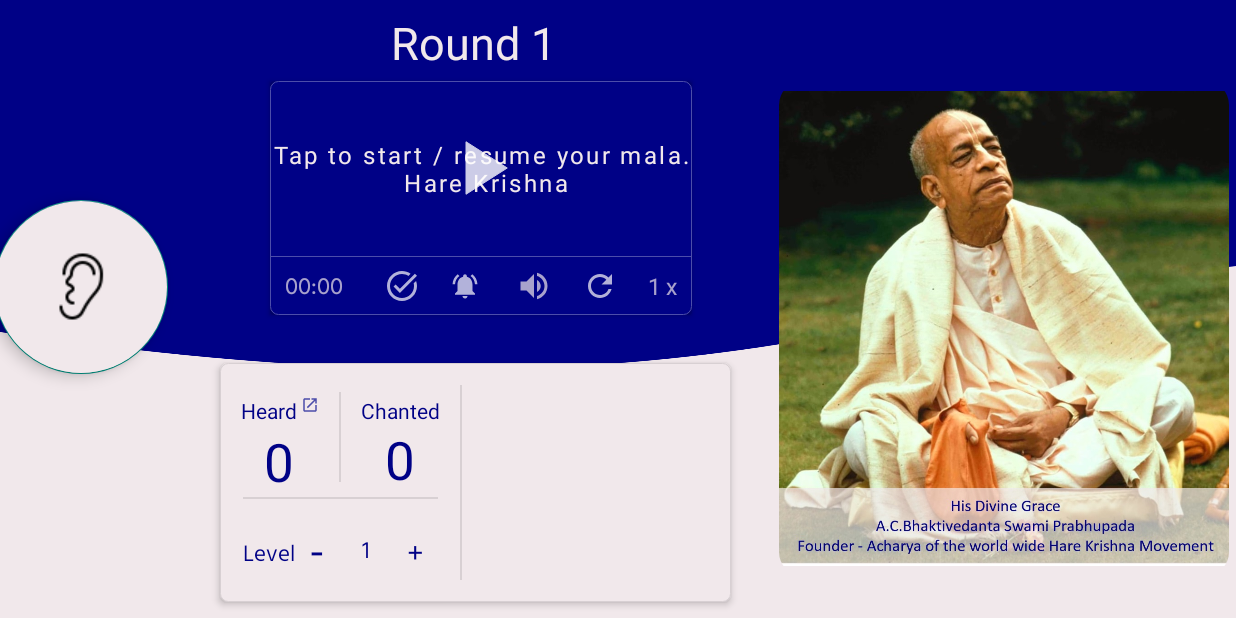
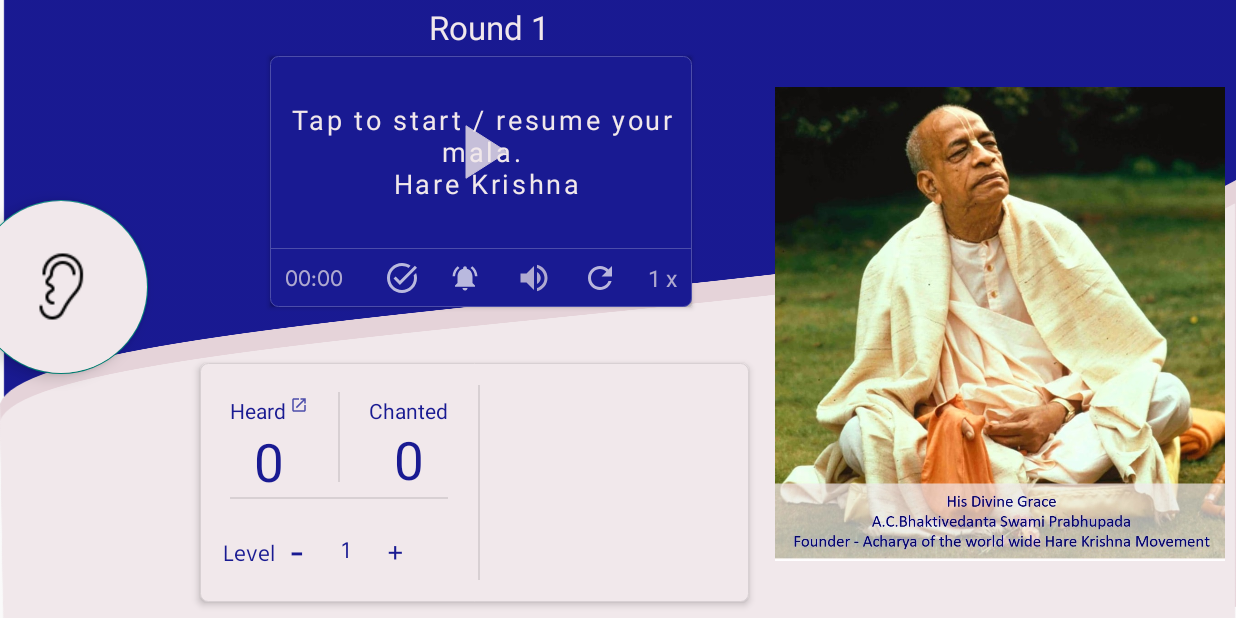
Before and after one commit to folkwhitefieldappdevelopment/chantingworkingapp, an Android app: the MainActivity screen opened directly, with no data from a screen before it, on a phone screen of 824 x 412 dp (held sideways). Run offline under Robolectric (Android 15) with nearby library versions, the phone set to English and light mode, and no system bars; our stand-ins replace sdp/ssp sizes; libraries missing offline, so code that uses them is left out: com.pierfrancescosoffritti.androidyoutubeplayer.

Commit message:
Pushing new background and other alignment and image flip logic changes

```diff
--- a/app/src/main/java/com/iskcon/folk/app/chantandhear/MainActivity.java
+++ b/app/src/main/java/com/iskcon/folk/app/chantandhear/MainActivity.java
@@ -250,6 +250,7 @@ public class MainActivity extends AppCompatActivity implements View.OnTouchListe
                     beadCountTextView.setText(String.valueOf(currentMalaBeadCount));
                     TextView textView = findViewById(R.id.hareKrishnaMahaMantraTextView);
                     textView.animate().setDuration(250).scaleX(1.1f).scaleY(1.1f).withEndAction(() -> textView.animate().scaleX(1).scaleY(1));
+                    flipperFocusSlideshowHandler.showNextFlipper();
                 } else {
                     hkMantraClickHandler.onMalaCompleted();
                 }
--- a/app/src/main/java/com/iskcon/folk/app/chantandhear/constant/ApplicationConstants.java
+++ b/app/src/main/java/com/iskcon/folk/app/chantandhear/constant/ApplicationConstants.java
@@ -8,6 +8,7 @@ public enum ApplicationConstants {
     PANCHA_TATTVA_MANTRA_SPEED(2f),
     HARE_KRISHNA_MANTRA_SINGLE_BEAD_DURATION(4021L),
     FLIP_VIEW_INTERVAL(4000),
+    FLIP_VIEW_BEAD_AFTER(2),
     NO_OF_IMAGE_VIEW_FOR_FLIPPER(42);
 
 
--- a/app/src/main/java/com/iskcon/folk/app/chantandhear/service/FlipperFocusSlideshowHandler.java
+++ b/app/src/main/java/com/iskcon/folk/app/chantandhear/service/FlipperFocusSlideshowHandler.java
@@ -34,7 +34,6 @@ public class FlipperFocusSlideshowHandler extends AbstractEventHandler {
         focusViewFlipper = getAppCompatActivity().findViewById(R.id.focusSlideshowFlipper);
         flipperViews = this.getFlipperViews();
         this.addFlipperViews();
-        focusViewFlipper.setAutoStart(true);
         focusViewFlipper.setInAnimation(AnimationUtils.loadAnimation(getAppCompatActivity(), android.R.anim.fade_in));
         focusViewFlipper.setOutAnimation(AnimationUtils.loadAnimation(getAppCompatActivity(), android.R.anim.fade_out));
     }
@@ -59,8 +58,12 @@ public class FlipperFocusSlideshowHandler extends AbstractEventHandler {
         ((ShapeableImageView)getAppCompatActivity().findViewById(R.id.spMainActivityImage)).setVisibility(ViewFlipper.INVISIBLE);
         flipInterval = flipInterval != 0 ? flipInterval : ApplicationConstants.FLIP_VIEW_INTERVAL.getConstantValue(Integer.class);
         focusViewFlipper.setVisibility(View.VISIBLE);
+        focusViewFlipper.showNext();
         focusViewFlipper.setFlipInterval(Long.valueOf(flipInterval).intValue());
-        focusViewFlipper.startFlipping();
+    }
+
+    public void showNextFlipper(){
+        focusViewFlipper.showNext();
     }
 
     public void pauseFlipper() {
--- a/app/src/main/java/com/iskcon/folk/app/chantandhear/service/mediaplayer/HkMantraClickHandler.java
+++ b/app/src/main/java/com/iskcon/folk/app/chantandhear/service/mediaplayer/HkMantraClickHandler.java
@@ -191,7 +191,7 @@ public class HkMantraClickHandler extends AbstractEventHandler {
                 hkMahaMantraMediaPlayer.start();
                 if (CURRENT_BEAD_COUNT == 0) {
                     getAppCompatActivity().getJapaMalaViewModel().incrementBead();
-                    getAppCompatActivity().getFlipperFocusSlideshowHandler().startFlipper(COUNT_DOWN_INTERVAL);
+                    getAppCompatActivity().getFlipperFocusSlideshowHandler().startFlipper(COUNT_DOWN_INTERVAL * ApplicationConstants.FLIP_VIEW_BEAD_AFTER.getConstantValue(Integer.class));
                 }
             }
         };
--- a/app/src/main/res/drawable/baseline_play_arrow_24.xml
+++ b/app/src/main/res/drawable/baseline_play_arrow_24.xml
@@ -1,4 +1,4 @@
-<vector android:height="60dp" android:tint="#FFFFFF"
+<vector android:height="60dp" android:tint="@color/ch_light_color"
     android:viewportHeight="24" android:viewportWidth="24"
     android:width="60dp" xmlns:android="http://schemas.android.com/apk/res/android">
     <path android:strokeColor="@color/ch_light_color" android:fillColor="@color/ch_light_color" android:pathData="M8,5v14l11,-7z"/>
--- /dev/null
+++ b/app/src/main/res/drawable/level_change_image_background.xml
@@ -0,0 +1,17 @@
+<?xml version="1.0" encoding="utf-8"?>
+<layer-list xmlns:android="http://schemas.android.com/apk/res/android">
+    <item>
+        <shape android:shape="rectangle">
+            <solid android:color="@color/gray" />
+            <corners android:radius="10dp" />
+        </shape>
+    </item>
+    <item
+        android:bottom="0.5dp"
+        android:right="0.5dp">
+        <shape android:shape="rectangle">
+            <solid android:color="#c5c5c5" />
+            <corners android:radius="10dp" />
+        </shape>
+    </item>
+</layer-list>
--- a/app/src/main/res/drawable/main_activity_hkm_bg.xml
+++ b/app/src/main/res/drawable/main_activity_hkm_bg.xml
@@ -4,7 +4,7 @@
             <item>
                 <shape>
                     <stroke android:width="0.05px" android:color="@color/ch_media_player_border_dark"/>
-                    <solid android:color="#000186"/>
+                    <solid android:color="@color/ch_dark_color"/>
                     <corners android:radius="5dp" />
                 </shape>
             </item>
--- a/app/src/main/res/layout/activity_main.xml
+++ b/app/src/main/res/layout/activity_main.xml
@@ -14,29 +14,30 @@
         android:layout_width="wrap_content"
         android:layout_height="match_parent"
         android:layout_gravity="start"
+        android:visibility="invisible"
         app:headerLayout="@layout/nav_header"
         app:menu="@menu/menuoption" />
 
     <androidx.constraintlayout.widget.ConstraintLayout
         android:layout_width="wrap_content"
         android:layout_height="match_parent"
-        android:background="@drawable/welcome_page_bg">
+        android:background="@drawable/ch_background_light_3">
 
         <RelativeLayout
             android:id="@+id/relativeLayout"
-            android:layout_width="300sp"
-            android:layout_height="330sp"
+            android:layout_width="wrap_content"
+            android:layout_height="wrap_content"
             android:orientation="@integer/linearlayoutOrientation"
             app:layout_constraintBottom_toBottomOf="parent"
-            app:layout_constraintStart_toStartOf="@+id/guideline6"
-            app:layout_constraintTop_toTopOf="@+id/guideline10"
-            app:layout_constraintVertical_bias="0.0"
+            app:layout_constraintEnd_toEndOf="parent"
+            app:layout_constraintStart_toEndOf="@+id/cardView"
+            app:layout_constraintTop_toTopOf="@+id/guideline41"
             tools:ignore="MissingConstraints">
 
             <com.google.android.material.imageview.ShapeableImageView
                 android:id="@+id/spMainActivityImage"
-                android:layout_width="match_parent"
-                android:layout_height="match_parent"
+                android:layout_width="300sp"
+                android:layout_height="400sp"
                 android:layout_marginTop="@dimen/login_activity_sp_image_margin_top"
                 android:contentDescription="@string/shila_prabhupada_welcome_image"
                 android:visibility="visible"
@@ -47,9 +48,11 @@
 
             <ViewFlipper
                 android:id="@+id/focusSlideshowFlipper"
-                android:layout_width="match_parent"
-                android:layout_height="match_parent"
-                android:background="@drawable/main_activity_view_flipper_bg"
+                android:layout_width="300sp"
+                android:layout_height="360sp"
+                android:layout_alignParentTop="true"
+                android:layout_marginTop="22dp"
+                android:background="@drawable/level_change_image_background"
                 android:elevation="2dp"
                 android:visibility="invisible"
                 tools:ignore="MissingConstraints" />
@@ -59,12 +62,13 @@
             android:id="@+id/hkmCardView"
             android:layout_width="0dp"
             android:layout_height="0dp"
-            android:layout_marginStart="30sp"
+            android:layout_marginStart="30dp"
+            android:layout_marginBottom="5dp"
             app:layout_constraintBottom_toTopOf="@+id/guideline14"
             app:layout_constraintEnd_toStartOf="@+id/guideline"
             app:layout_constraintHorizontal_bias="1.0"
             app:layout_constraintStart_toStartOf="@+id/guideline3"
-            app:layout_constraintTop_toTopOf="@+id/guideline10"
+            app:layout_constraintTop_toBottomOf="@+id/roundNoTextView"
             card_view:cardBackgroundColor="@android:color/transparent">
 
             <androidx.constraintlayout.widget.ConstraintLayout
@@ -85,6 +89,8 @@
                     app:layout_constraintTop_toTopOf="parent">
 
                     <!-- ScrollView for Text -->
+
+                    <!-- ImageView for Stop Icon -->
                     <ScrollView
                         android:layout_width="match_parent"
                         android:layout_height="match_parent">
@@ -97,11 +103,10 @@
                             android:letterSpacing="0.1"
                             android:textAlignment="center"
                             android:textColor="@color/ch_light_color"
-                            android:textSize="16sp"
+                            android:textSize="18sp"
                             android:visibility="visible" />
                     </ScrollView>
 
-                    <!-- ImageView for Stop Icon -->
                     <ImageView
                         android:id="@+id/startIconImageView"
                         android:layout_width="wrap_content"
@@ -319,7 +324,7 @@
 
                     <!-- Horizontal layout for counts -->
                     <LinearLayout
-                        android:layout_width="160sp"
+                        android:layout_width="185sp"
                         android:layout_height="79dp"
                         android:gravity="center"
                         android:orientation="horizontal">
@@ -337,9 +342,9 @@
                                 android:layout_width="wrap_content"
                                 android:layout_height="wrap_content"
                                 android:layout_marginTop="12sp"
-                                android:gravity="center_horizontal"
                                 android:clickable="true"
-                                android:focusable="true">
+                                android:focusable="true"
+                                android:gravity="center_horizontal">
 
                                 <TextView
                                     android:id="@+id/hearingCount"
@@ -348,7 +353,7 @@
                                     android:layout_gravity="center"
                                     android:text="Heard"
                                     android:textAlignment="center"
-                                    android:textColor="#000186"
+                                    android:textColor="@color/ch_dark_color"
                                     android:textSize="14sp" />
 
                                 <ImageView
@@ -357,7 +362,7 @@
                                     android:layout_height="12sp"
                                     android:layout_marginStart="3sp"
                                     android:background="@drawable/baseline_open_in_new_24"
-                                    android:contentDescription="Open new popup"/>
+                                    android:contentDescription="Open new popup" />
                             </LinearLayout>
 
                             <TextView
@@ -367,8 +372,8 @@
                                 android:layout_marginBottom="10sp"
                                 android:layout_weight="1"
                                 android:text="0"
-                                android:textAlignment="center"
-                                android:textColor="#000186"
+                                android:textAlignment="textStart"
+                                android:textColor="@color/ch_dark_color"
                                 android:textSize="35sp" />
 
                         </LinearLayout>
@@ -396,7 +401,7 @@
                                 android:layout_weight="1"
                                 android:text="Chanted"
                                 android:textAlignment="center"
-                                android:textColor="#000186"
+                                android:textColor="@color/ch_dark_color"
                                 android:textSize="14sp" />
 
                             <TextView
@@ -407,15 +412,15 @@
                                 android:layout_weight="1"
                                 android:text="0"
                                 android:textAlignment="center"
-                                android:textColor="#000186"
+                                android:textColor="@color/ch_dark_color"
                                 android:textSize="35sp" />
                         </LinearLayout>
                     </LinearLayout>
 
                     <View
-                        android:layout_width="130sp"
+                        android:layout_width="145sp"
                         android:layout_height="1dp"
-                        android:layout_marginStart="15sp"
+                        android:layout_marginStart="20sp"
                         android:background="@color/ch_counter_border_dark"
                         app:layout_constraintEnd_toEndOf="parent"
                         app:layout_constraintStart_toStartOf="parent" />
@@ -434,7 +439,7 @@
                             android:layout_marginStart="15sp"
                             android:fontFamily="@font/hind"
                             android:text="Level"
-                            android:textColor="#000186"
+                            android:textColor="@color/ch_dark_color"
                             android:textSize="15sp" />
 
                         <!-- Space between level text and buttons -->
@@ -455,7 +460,7 @@
                                 android:fontFamily="@font/hind"
                                 android:gravity="center"
                                 android:text="-"
-                                android:textColor="#000186"
+                                android:textColor="@color/ch_dark_color"
                                 android:textSize="30sp" />
 
                             <TextView
@@ -467,7 +472,7 @@
                                 android:fontFamily="@font/hind"
                                 android:gravity="center"
                                 android:text="1"
-                                android:textColor="#000186"
+                                android:textColor="@color/ch_dark_color"
                                 android:textSize="16sp" />
 
                             <Button
@@ -480,7 +485,7 @@
                                 android:fontFamily="@font/hind"
                                 android:gravity="center"
                                 android:text="+"
-                                android:textColor="#000186"
+                                android:textColor="@color/ch_dark_color"
                                 android:textSize="20sp" />
                         </LinearLayout>
                     </LinearLayout>
@@ -516,7 +521,7 @@
                             android:layout_weight="1"
                             android:fontFamily="@font/hind"
                             android:text="0"
-                            android:textColor="#000186"
+                            android:textColor="@color/ch_dark_color"
                             android:textSize="12sp" />
 
                         <ProgressBar
@@ -533,7 +538,7 @@
                             android:layout_weight="1"
                             android:fontFamily="@font/hind"
                             android:text="M1"
-                            android:textColor="#000186"
+                            android:textColor="@color/ch_dark_color"
                             android:textSize="12sp" />
                     </LinearLayout>
 
@@ -557,7 +562,7 @@
                             android:layout_weight="1"
                             android:fontFamily="@font/hind"
                             android:text="0"
-                            android:textColor="#000186"
+                            android:textColor="@color/ch_dark_color"
                             android:textSize="12sp" />
 
                         <ProgressBar
@@ -576,7 +581,7 @@
                             android:layout_weight="1"
                             android:fontFamily="@font/hind"
                             android:text="M2"
-                            android:textColor="#000186"
+                            android:textColor="@color/ch_dark_color"
                             android:textSize="12sp" />
                     </LinearLayout>
 
@@ -599,7 +604,7 @@
                             android:layout_weight="1"
                             android:fontFamily="@font/hind"
                             android:text="0"
-                            android:textColor="#000186"
+                            android:textColor="@color/ch_dark_color"
                             android:textSize="12sp" />
 
                         <ProgressBar
@@ -618,7 +623,7 @@
                             android:layout_weight="1"
                             android:fontFamily="@font/hind"
                             android:text="M3"
-                            android:textColor="#000186"
+                            android:textColor="@color/ch_dark_color"
                             android:textSize="12sp" />
                     </LinearLayout>
 
@@ -641,7 +646,7 @@
                             android:layout_weight="1"
                             android:fontFamily="@font/hind"
                             android:text="0"
-                            android:textColor="#000186"
+                            android:textColor="@color/ch_dark_color"
                             android:textSize="12sp" />
 
                         <ProgressBar
@@ -659,7 +664,7 @@
                             android:layout_weight="1"
                             android:fontFamily="@font/hind"
                             android:text="M4"
-                            android:textColor="#000186"
+                            android:textColor="@color/ch_dark_color"
                             android:textSize="12sp" />
                     </LinearLayout>
 
@@ -682,7 +687,7 @@
                             android:layout_weight="1"
                             android:fontFamily="@font/hind"
                             android:text="0"
-                            android:textColor="#000186"
+                            android:textColor="@color/ch_dark_color"
                             android:textSize="12sp" />
 
                         <ProgressBar
@@ -700,7 +705,7 @@
                             android:layout_weight="1"
                             android:fontFamily="@font/hind"
                             android:text="M5"
-                            android:textColor="#000186"
+                            android:textColor="@color/ch_dark_color"
                             android:textSize="12sp" />
                     </LinearLayout>
 
@@ -723,7 +728,7 @@
                             android:layout_weight="1"
                             android:fontFamily="@font/hind"
                             android:text="0"
-                            android:textColor="#000186"
+                            android:textColor="@color/ch_dark_color"
                             android:textSize="12sp" />
 
                         <ProgressBar
@@ -742,7 +747,7 @@
                             android:layout_weight="1"
                             android:fontFamily="@font/hind"
                             android:text="M6"
-                            android:textColor="#000186"
+                            android:textColor="@color/ch_dark_color"
                             android:textSize="12sp" />
                     </LinearLayout>
 
@@ -766,7 +771,7 @@
                             android:fontFamily="@font/hind"
                             android:text="0"
                             android:textAlignment="center"
-                            android:textColor="#000186"
+                            android:textColor="@color/ch_dark_color"
                             android:textSize="12sp" />
 
                         <ProgressBar
@@ -785,7 +790,7 @@
                             android:fontFamily="@font/hind"
                             android:text="M7"
                             android:textAlignment="center"
-                            android:textColor="#000186"
+                            android:textColor="@color/ch_dark_color"
                             android:textSize="12sp" />
                     </LinearLayout>
                 </LinearLayout>
@@ -796,51 +801,19 @@
             android:id="@+id/roundNoTextView"
             android:layout_width="wrap_content"
             android:layout_height="wrap_content"
+            android:layout_marginTop="-20sp"
             android:padding="5sp"
             android:scaleType="centerCrop"
             android:text="Round 1"
             android:textAlignment="center"
             android:textColor="@color/ch_light_color"
-            android:textSize="30sp"
+            android:textSize="22sp"
             app:layout_constraintBottom_toTopOf="@+id/guideline10"
             app:layout_constraintDimensionRatio="4:1"
             app:layout_constraintEnd_toEndOf="@+id/hkmCardView"
-            app:layout_constraintHorizontal_bias="0.47"
-            app:layout_constraintStart_toStartOf="@+id/hkmCardView" />
-
-        <!--        <TextView-->
-        <!--            android:id="@+id/Hearing_text"-->
-        <!--            android:layout_width="wrap_content"-->
-        <!--            android:layout_height="0dp"-->
-        <!--            android:fontFamily="@font/balram"-->
-        <!--            android:padding="2sp"-->
-        <!--            android:scaleType="centerCrop"-->
-        <!--            android:text="Hearing"-->
-        <!--            android:textAlignment="center"-->
-        <!--            android:textColor="@color/white"-->
-        <!--            android:textSize="15sp"-->
-        <!--            app:layout_constraintBottom_toTopOf="@+id/guideline9"-->
-        <!--            app:layout_constraintEnd_toEndOf="@+id/hear"-->
-        <!--            app:layout_constraintStart_toStartOf="@+id/hear"-->
-        <!--            app:layout_constraintTop_toTopOf="@+id/guideline8" />-->
-
-        <!--    <TextView-->
-        <!--        android:id="@+id/Speed_text"-->
-        <!--        android:layout_width="wrap_content"-->
-        <!--        android:layout_height="wrap_content"-->
-        <!--        android:layout_marginBottom="84dp"-->
-        <!--        android:fontFamily="@font/balram"-->
-        <!--        android:padding="2sp"-->
-        <!--        android:text=" Select Speed"-->
-        <!--        android:textAlignment="center"-->
-        <!--        android:textColor="@color/white"-->
-        <!--        android:textSize="15sp"-->
-        <!--        app:layout_constraintBottom_toBottomOf="@id/guideline9"-->
-        <!--        app:layout_constraintEnd_toEndOf="@+id/playbackSpeedSpinner"-->
-        <!--        app:layout_constraintStart_toStartOf="@+id/playbackSpeedSpinner"-->
-        <!--        app:layout_constraintTop_toTopOf="@+id/guideline12"-->
-        <!--        app:layout_constraintVertical_bias="0.0" />-->
-
+            app:layout_constraintHorizontal_bias="0.53"
+            app:layout_constraintStart_toStartOf="@+id/hkmCardView"
+            app:layout_constraintTop_toTopOf="parent" />
 
         <androidx.constraintlayout.widget.Guideline
             android:id="@+id/guideline3"
--- a/app/src/main/res/layout/login_activity.xml
+++ b/app/src/main/res/layout/login_activity.xml
@@ -5,7 +5,7 @@
     android:layout_width="match_parent"
     android:layout_height="match_parent"
     android:layout_gravity="center"
-    android:background="@drawable/welcome_page_bg"
+    android:background="@drawable/ch_background_light_3"
     tools:context=".RegisterActivity">
 
     <LinearLayout
--- a/app/src/main/res/values/colors.xml
+++ b/app/src/main/res/values/colors.xml
@@ -142,6 +142,7 @@
     <color name="navy">#000080</color>
     <color name="black">#000000</color>
     <!-- Newly added for v2.0 -->
+    <color name="ch_dark_color">#191a92</color>
     <color name="ch_light_color">#F1E8EB</color>
     <color name="ch_media_player_border_dark">#4c4daa</color>
     <color name="ch_counter_border_dark">#d8d0d3</color>
--- a/app/src/main/res/values/strings.xml
+++ b/app/src/main/res/values/strings.xml
@@ -9,11 +9,11 @@
     <string name="sign_up_using_google">Sign up using Google</string>
     <string name="shila_prabhupada_welcome_image">Shila Prabhupada Welcome Image</string>
     <string name="iskcon_bangalore_logo">Iskcon Bangalore Logo</string>
-    <string name="main_activity_hk_maha_mantra">Hare Kṛṣṇa Hare Kṛṣṇa\nKṛṣṇa Kṛṣṇa Hare Hare\n Hare Rāma Hare Rāma\nRāma Rāma Hare Hare</string>
+    <string name="main_activity_hk_maha_mantra">Hare Kṛṣṇa Hare Kṛṣṇa\nKṛṣṇa Kṛṣṇa Hare Hare\nHare Rāma Hare Rāma\nRāma Rāma Hare Hare</string>
     <string name="mindful_japa">Mindful Japa</string>
     <string name="immerse_into_the_transcental_vibration">Immerse Into the Transcental Vibration</string>
     <string name="main_activity_tap_to_start_your_mala_hare_krishna">Tap to start / resume your mala.\n Hare Krishna</string>
-    <string name="main_activity_pancha_tattva_mantra">Pancha Tattva mantra</string>
+    <string name="main_activity_pancha_tattva_mantra">jaya sri-krishna-chaitanya\nprabhu nityananda\nsri-adwaita gadadhara\nshrivasadi-gaura-bhakta-vrinda</string>
     <string-array name="playback_speed_options">
         <item>0.75x</item>
         <item>1.0x</item>
```
Also changed, not shown: app/src/main/java/com/iskcon/folk/app/chantandhear/LevelSelectionActivity.java (+5 -11 lines), app/src/main/res/layout/level_selection.xml (+47 -22 lines), app/src/main/res/drawable/ch_background_light.png (added), app/src/main/res/drawable/ch_background_light_2.png (added), app/src/main/res/drawable/ch_background_light_3.png (added), 1 other file.
